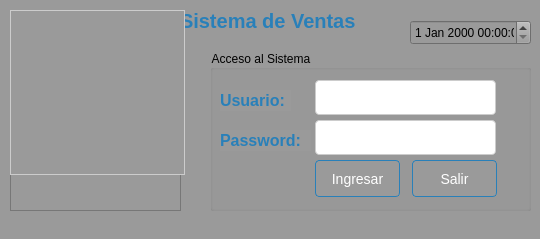
This is Sistema de ventas/ui/FrmLogin.ui in CodeDrTech/DevelopPython as Qt 5 draws it before an edit. The edited form follows.
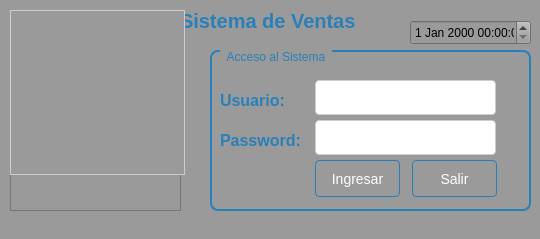
This is the edited form.

```diff
--- a/Sistema de ventas/ui/FrmLogin.ui
+++ b/Sistema de ventas/ui/FrmLogin.ui
@@ -74,6 +74,26 @@
       <height>161</height>
      </rect>
     </property>
+    <property name="styleSheet">
+     <string notr="true">QGroupBox {
+    border: 2px solid #2980b9;
+    border-radius: 8px;
+    padding: 10px;
+    background-color: #9a9a9a;
+}
+
+QGroupBox:title {
+    color: #2980b9;
+    subcontrol-origin: margin;
+    subcontrol-position: top left;
+    left: 10px;
+    padding-left: 5px;
+    padding-right: 5px;
+    border: none;
+}
+
+</string>
+    </property>
     <property name="title">
      <string>Acceso al Sistema</string>
     </property>
```
